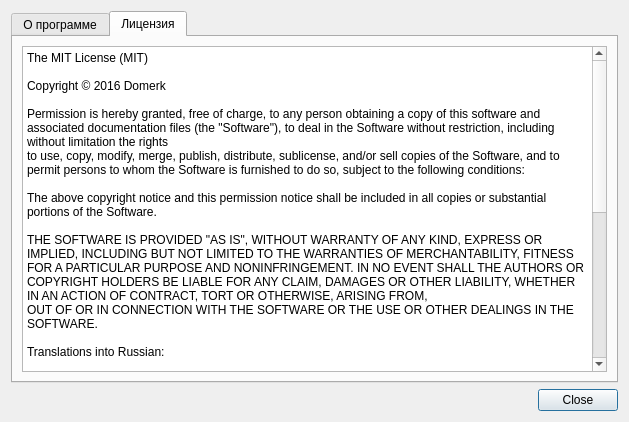
The window that info.ui (aksenoff/FormUdod) describes before a commit, drawn with Qt 5.
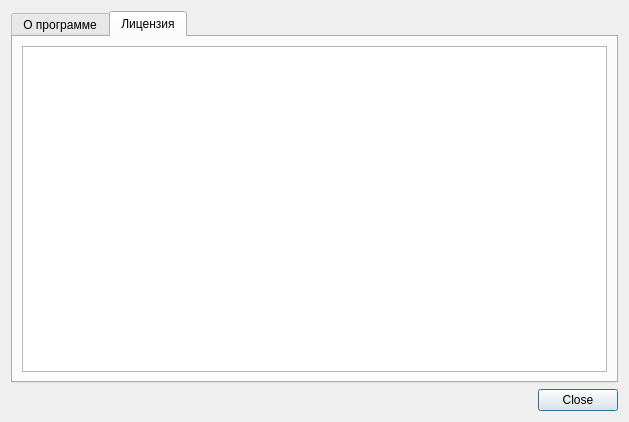
The same window after the commit. The open tabs and pages were chosen to show the change.

Commit message: Немного видоизменён вывод текста лицензии

What changed in the file:
```diff
--- a/info.ui
+++ b/info.ui
@@ -30,32 +30,16 @@
       </attribute>
       <layout class="QVBoxLayout" name="verticalLayout_2">
        <item>
-        <widget class="QPlainTextEdit" name="plainTextEdit">
+        <widget class="QTextEdit" name="licenseText">
          <property name="readOnly">
           <bool>true</bool>
          </property>
-         <property name="plainText">
-          <string>The MIT License (MIT)
-
-Copyright © 2016 Domerk
-
-Permission is hereby granted, free of charge, to any person obtaining a copy of this software and associated documentation files (the &quot;Software&quot;), to deal in the Software without restriction, including without limitation the rights
-to use, copy, modify, merge, publish, distribute, sublicense, and/or sell copies of the Software, and to permit persons to whom the Software is furnished to do so, subject to the following conditions:
-
-The above copyright notice and this permission notice shall be included in all copies or substantial portions of the Software.
-
-THE SOFTWARE IS PROVIDED &quot;AS IS&quot;, WITHOUT WARRANTY OF ANY KIND, EXPRESS OR IMPLIED, INCLUDING BUT NOT LIMITED TO THE WARRANTIES OF MERCHANTABILITY, FITNESS FOR A PARTICULAR PURPOSE AND NONINFRINGEMENT. IN NO EVENT SHALL THE AUTHORS OR COPYRIGHT HOLDERS BE LIABLE FOR ANY CLAIM, DAMAGES OR OTHER LIABILITY, WHETHER IN AN ACTION OF CONTRACT, TORT OR OTHERWISE, ARISING FROM,
-OUT OF OR IN CONNECTION WITH THE SOFTWARE OR THE USE OR OTHER DEALINGS IN THE SOFTWARE.
-
-Translations into Russian:
-
-Copyright © 2016 Domerk
-
-Данная лицензия разрешает лицам, получившим копию данного программного обеспечения и сопутствующей документации (в дальнейшем именуемыми «Программное Обеспечение»), безвозмездно использовать Программное Обеспечение без ограничений, включая неограниченное право на использование, копирование, изменение, добавление, публикацию, распространение, сублицензирование и/или продажу копий Программного Обеспечения, а также лицам, которым предоставляется данное Программное Обеспечение, при соблюдении следующих условий:
-
-Указанное выше уведомление об авторском праве и данные условия должны быть включены во все копии или значимые части данного Программного Обеспечения.
-
-ДАННОЕ ПРОГРАММНОЕ ОБЕСПЕЧЕНИЕ ПРЕДОСТАВЛЯЕТСЯ «КАК ЕСТЬ», БЕЗ КАКИХ-ЛИБО ГАРАНТИЙ, ЯВНО ВЫРАЖЕННЫХ ИЛИ ПОДРАЗУМЕВАЕМЫХ, ВКЛЮЧАЯ ГАРАНТИИ ТОВАРНОЙ ПРИГОДНОСТИ, СООТВЕТСТВИЯ ПО ЕГО КОНКРЕТНОМУ НАЗНАЧЕНИЮ И ОТСУТСТВИЯ НАРУШЕНИЙ, НО НЕ  ОГРАНИЧИВАЯСЬ ИМИ. НИ В КАКОМ СЛУЧАЕ АВТОРЫ ИЛИ ПРАВООБЛАДАТЕЛИ НЕ НЕСУТ  ОТВЕТСТВЕННОСТИ ПО КАКИМ-ЛИБО ИСКАМ, ЗА УЩЕРБ ИЛИ ПО ИНЫМ ТРЕБОВАНИЯМ, В ТОМ ЧИСЛЕ, ПРИ ДЕЙСТВИИ КОНТРАКТА, ДЕЛИКТЕ ИЛИ ИНОЙ СИТУАЦИИ, ВОЗНИКШИМ ИЗ-ЗА ИСПОЛЬЗОВАНИЯ ПРОГРАММНОГО ОБЕСПЕЧЕНИЯ ИЛИ ИНЫХ ДЕЙСТВИЙ С ПРОГРАММНЫМ ОБЕСПЕЧЕНИЕМ.</string>
+         <property name="html">
+          <string>&lt;!DOCTYPE HTML PUBLIC &quot;-//W3C//DTD HTML 4.0//EN&quot; &quot;http://www.w3.org/TR/REC-html40/strict.dtd&quot;&gt;
+&lt;html&gt;&lt;head&gt;&lt;meta name=&quot;qrichtext&quot; content=&quot;1&quot; /&gt;&lt;style type=&quot;text/css&quot;&gt;
+p, li { white-space: pre-wrap; }
+&lt;/style&gt;&lt;/head&gt;&lt;body style=&quot; font-family:'MS Shell Dlg 2'; font-size:8.25pt; font-weight:400; font-style:normal;&quot;&gt;
+&lt;p style=&quot;-qt-paragraph-type:empty; margin-top:0px; margin-bottom:0px; margin-left:0px; margin-right:0px; -qt-block-indent:0; text-indent:0px;&quot;&gt;&lt;br /&gt;&lt;/p&gt;&lt;/body&gt;&lt;/html&gt;</string>
          </property>
         </widget>
        </item>
```
The commit also changes 1 other file.
